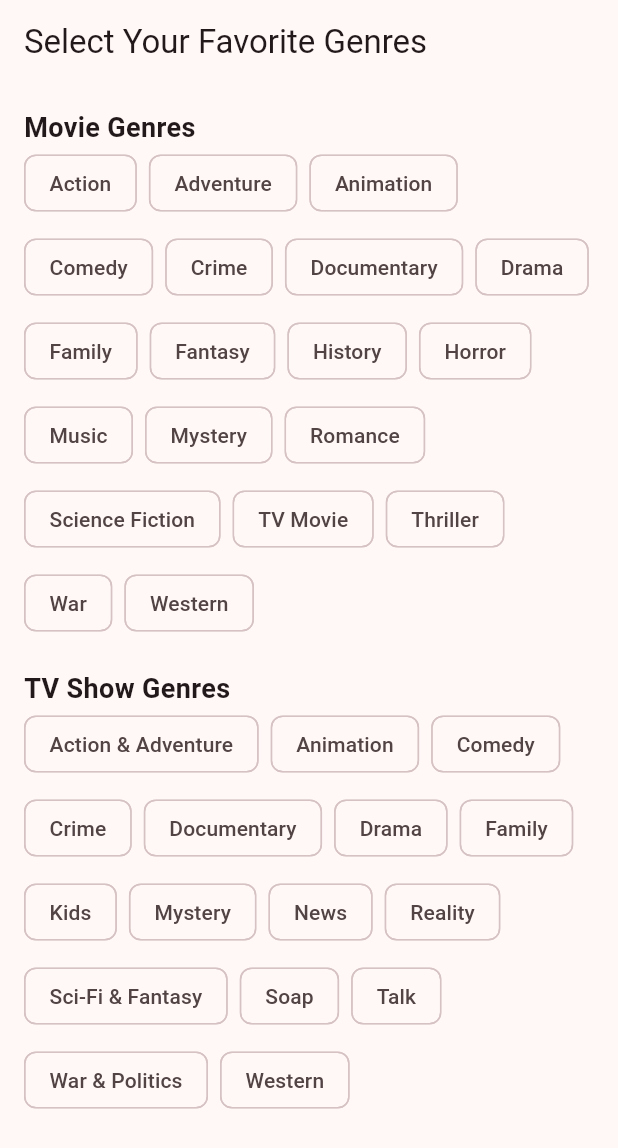
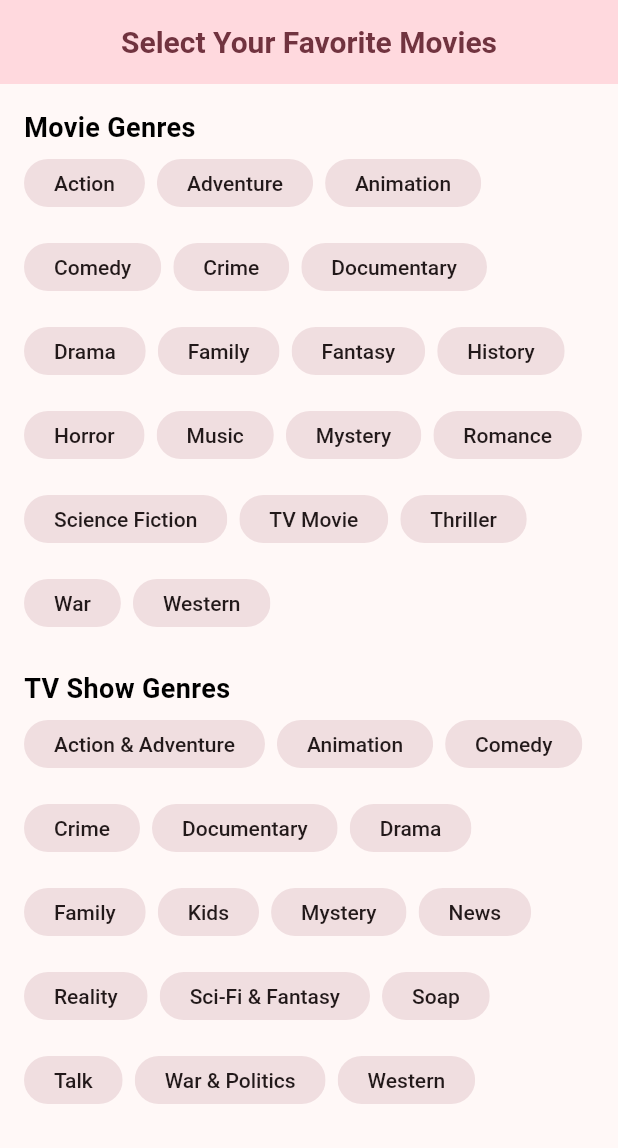
Before and after one commit to diaahelmy/TMDBPickFlix, a Flutter app: the screen it shows after launch, on a phone screen of 412 x 824 dp. Shown: the top 1148 px of the screen. Run offline on Flutter 3.47's test engine with Material 3 defaults, Android fonts, the phone set to English and light mode, and no system bars; our stand-ins replace flutter_bloc.

Commit message:
themes app light

```diff
--- a/lib/main.dart
+++ b/lib/main.dart
@@ -3,6 +3,7 @@
 import 'package:pick_flix/ui/screens/genre_screen.dart';
 import 'package:pick_flix/view/cubit/split_screen/cubit_split_screen.dart';
 import 'package:pick_flix/view/data/genre_event.dart';
+import 'package:pick_flix/view/themes/appthemes.dart';
 
 void main() {
   runApp(const MyApp());
@@ -18,10 +19,7 @@
       child: MaterialApp(
         debugShowCheckedModeBanner: false,
         title: 'Genre Selector',
-        theme: ThemeData(
-          colorScheme: ColorScheme.fromSeed(seedColor: Colors.pink),
-          useMaterial3: true,
-        ),
+        theme: AppTheme.lightTheme,
         home: const GenreScreen(),
       ),
     );
--- a/lib/ui/screens/genre_screen.dart
+++ b/lib/ui/screens/genre_screen.dart
@@ -11,12 +11,13 @@ class GenreScreen extends StatelessWidget {
   @override
   Widget build(BuildContext context) {
     return Scaffold(
-      appBar: AppBar(title: const Text("Select Your Favorite Genres")),
+      appBar: AppBar(title: const Text("Select Your Favorite Movies")),
       body: Padding(
         padding: const EdgeInsets.all(16.0),
         child: BlocBuilder<CubitSplitScreenBloc, StateSplitScreen>(
           builder: (context, state) {
-            return Column(
+            return SingleChildScrollView(
+              child: Column(
                 crossAxisAlignment: CrossAxisAlignment.start,
                 children: [
                   const Text('Movie Genres', style: TextStyle(fontSize: 18, fontWeight: FontWeight.bold)),
@@ -49,6 +50,7 @@ class GenreScreen extends StatelessWidget {
                     }).toList(),
                   ),
                 ],
+              ),
             );
           },
         ),
--- a/lib/view/themes/appthemes.dart
+++ b/lib/view/themes/appthemes.dart
@@ -0,0 +1,46 @@
+import 'package:flutter/material.dart';
+
+class AppTheme {
+  static ThemeData get lightTheme {
+    final colorScheme = ColorScheme.fromSeed(
+      seedColor: Colors.pink,
+      brightness: Brightness.light,
+    );
+
+    return ThemeData(
+      useMaterial3: true,
+      colorScheme: colorScheme,
+      scaffoldBackgroundColor: colorScheme.surface, // ✅ بدل background
+      appBarTheme: AppBarTheme(
+        backgroundColor: colorScheme.primaryContainer,
+        foregroundColor: colorScheme.onPrimaryContainer,
+        elevation: 0,
+        centerTitle: true,
+      ),
+      chipTheme: ChipThemeData(
+        backgroundColor:colorScheme.surfaceContainerHighest, // Unselected
+        selectedColor: colorScheme.primaryContainer, // ✅ Selected واضح
+        side: BorderSide.none,
+        showCheckmark: true,
+        checkmarkColor: colorScheme.onPrimaryContainer, // لون علامة الصح
+        labelStyle: TextStyle(
+          fontWeight: FontWeight.w500,
+          color: colorScheme.onSurface, // لون الخط داكن ومقروء
+        ),
+        padding: const EdgeInsets.symmetric(horizontal: 12, vertical: 8),
+        shape: RoundedRectangleBorder(borderRadius: BorderRadius.circular(24)),
+      ),
+      textTheme: const TextTheme(
+        titleLarge: TextStyle(fontSize: 20, fontWeight: FontWeight.bold, color: Colors.black),
+        bodyMedium: TextStyle(fontSize: 16, color: Colors.black),
+      ),
+      filledButtonTheme: FilledButtonThemeData(
+        style: FilledButton.styleFrom(
+          backgroundColor: colorScheme.primary,
+          foregroundColor: colorScheme.onPrimary,
+          shape: RoundedRectangleBorder(borderRadius: BorderRadius.circular(12)),
+        ),
+      ),
+    );
+  }
+}
```
Lines whose indentation alone changed are shown as unchanged.
